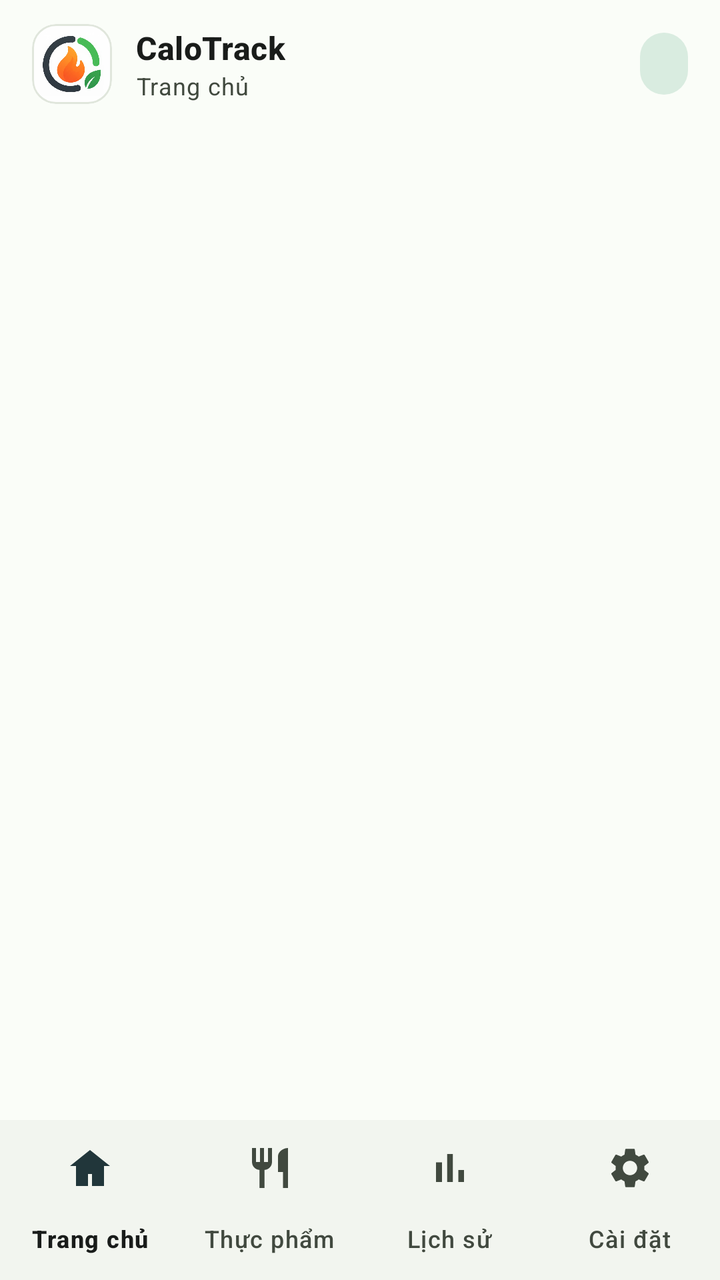
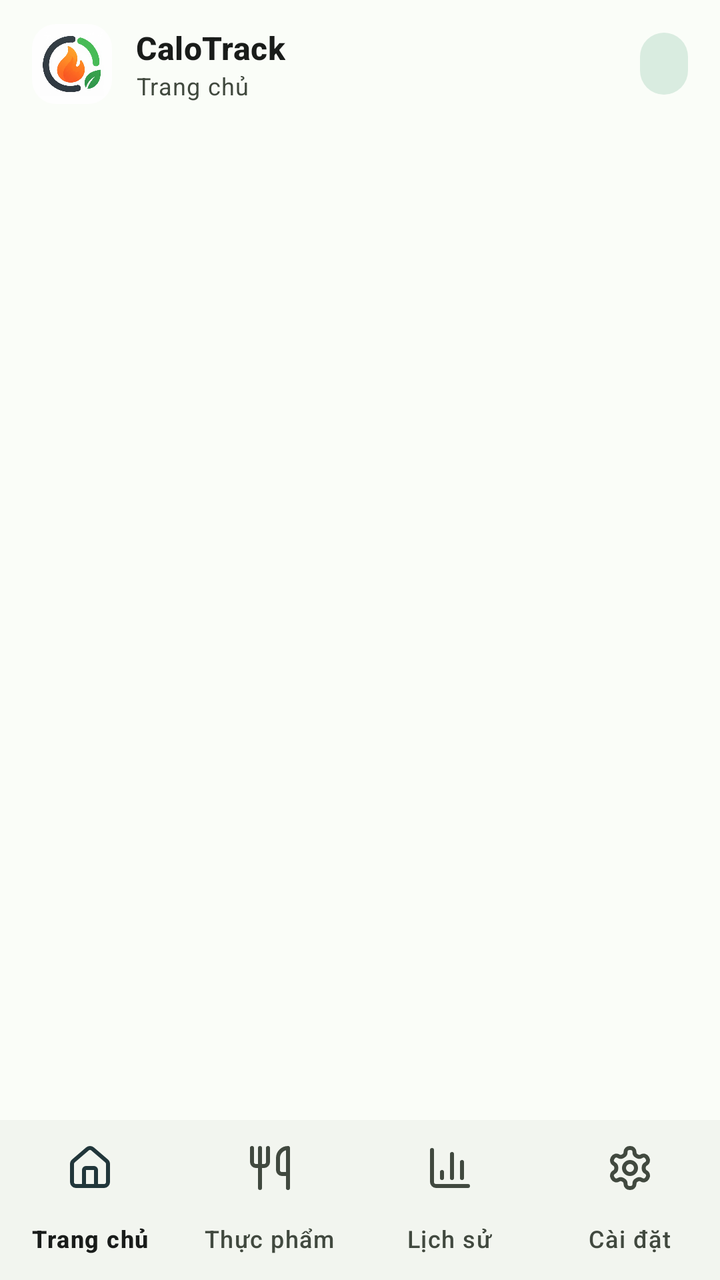

Before-and-after screenshots of an Android layout around one commit, followed by the original layout XML and the change that was made.
<!-- AndroidManifest.xml: application theme Theme.CaloTrack -->
<!-- res/layout/activity_main.xml -->
<?xml version="1.0" encoding="utf-8"?>
<LinearLayout xmlns:android="http://schemas.android.com/apk/res/android"
    xmlns:app="http://schemas.android.com/apk/res-auto"
    android:layout_width="match_parent"
    android:layout_height="match_parent"
    android:background="?attr/colorSurface"
    android:orientation="vertical">

    
    <LinearLayout
        android:layout_width="match_parent"
        android:layout_height="64dp"
        android:gravity="center_vertical"
        android:orientation="horizontal"
        android:paddingStart="@dimen/screen_padding"
        android:paddingEnd="@dimen/screen_padding">

        <com.google.android.material.card.MaterialCardView
            android:layout_width="40dp"
            android:layout_height="40dp"
            app:cardCornerRadius="12dp"
            app:cardElevation="0dp"
            app:strokeColor="?attr/colorOutlineVariant"
            app:strokeWidth="1dp">

            <ImageView
                android:layout_width="match_parent"
                android:layout_height="match_parent"
                android:contentDescription="@string/app_name"
                android:scaleType="centerCrop"
                android:src="@drawable/ic_logo" />
        </com.google.android.material.card.MaterialCardView>

        <LinearLayout
            android:layout_width="0dp"
            android:layout_height="wrap_content"
            android:layout_marginStart="@dimen/space_12"
            android:layout_weight="1"
            android:orientation="vertical">

            <TextView
                android:layout_width="wrap_content"
                android:layout_height="wrap_content"
                android:text="@string/app_name"
                android:textAppearance="?attr/textAppearanceTitleMedium"
                android:textColor="?attr/colorOnSurface"
                android:textStyle="bold" />

            <TextView
                android:id="@+id/tv_header_subtitle"
                android:layout_width="wrap_content"
                android:layout_height="wrap_content"
                android:text="@string/nav_home"
                android:textAppearance="?attr/textAppearanceBodySmall"
                android:textColor="?attr/colorOnSurfaceVariant" />
        </LinearLayout>

        <TextView
            android:id="@+id/tv_header_date"
            android:layout_width="wrap_content"
            android:layout_height="wrap_content"
            android:background="@drawable/bg_date_pill"
            android:paddingStart="@dimen/space_12"
            android:paddingTop="6dp"
            android:paddingEnd="@dimen/space_12"
            android:paddingBottom="6dp"
            android:textAppearance="?attr/textAppearanceLabelLarge"
            android:textColor="?attr/colorOnSecondaryContainer" />
    </LinearLayout>

    <FrameLayout
        android:id="@+id/fragment_container"
        android:layout_width="match_parent"
        android:layout_height="0dp"
        android:layout_weight="1" />

    <com.google.android.material.bottomnavigation.BottomNavigationView
        android:id="@+id/bottom_nav"
        android:layout_width="match_parent"
        android:layout_height="wrap_content"
        app:labelVisibilityMode="labeled"
        app:menu="@menu/bottom_nav_menu" />

</LinearLayout>
<!-- resources referenced by this layout -->
<resources>
  <dimen name="screen_padding">16dp</dimen>
  <dimen name="space_12">12dp</dimen>
  <!-- drawable bg_date_pill (drawable) -->
  <?xml version="1.0" encoding="utf-8"?>
  <shape xmlns:android="http://schemas.android.com/apk/res/android"
      android:shape="rectangle">
      <corners android:radius="999dp" />
      <solid android:color="?attr/colorSecondaryContainer" />
  </shape>
  <!-- drawable ic_logo: png bitmap (drawable-nodpi, 113245 bytes) -->
  <string name="app_name">CaloTrack</string>
  <string name="nav_home">Trang chủ</string>
  <style name="Theme.CaloTrack" parent="Theme.Material3.DayNight.NoActionBar">
          <item name="colorPrimary">@color/proto_primary</item>
          <item name="colorOnPrimary">@color/proto_on_primary</item>
          <item name="colorPrimaryContainer">@color/proto_primary_container</item>
          <item name="colorOnPrimaryContainer">@color/proto_on_primary_container</item>
          <item name="colorSecondaryContainer">@color/proto_secondary_container</item>
          <item name="colorOnSecondaryContainer">@color/proto_on_secondary_container</item>
          <item name="colorSurface">@color/proto_surface</item>
          <item name="colorOnSurface">@color/proto_on_surface</item>
          <item name="colorSurfaceVariant">@color/proto_surface_variant</item>
          <item name="colorOnSurfaceVariant">@color/proto_on_surface_variant</item>
          <item name="colorSurfaceContainer">@color/proto_surface_container</item>
          <item name="colorSurfaceContainerHigh">@color/proto_surface_container_high</item>
          <item name="colorOutline">@color/proto_outline</item>
          <item name="colorOutlineVariant">@color/proto_outline_variant</item>
          <item name="colorError">@color/proto_error</item>
          <item name="colorErrorContainer">@color/proto_error_container</item>
          <item name="android:statusBarColor">?attr/colorSurface</item>
          
          <item name="android:windowLightStatusBar">true</item>
          <item name="android:navigationBarColor">@color/proto_surface_container</item>
          <item name="android:windowLightNavigationBar" tools:targetApi="27">true</item>
          <item name="android:windowBackground">@color/proto_surface</item>
          <item name="bottomNavigationStyle">@style/Widget.CaloTrack.BottomNavigationView</item>
      </style>
  <color name="proto_primary">#1b7a43</color>
  <color name="proto_on_primary">#ffffff</color>
  <color name="proto_primary_container">#c9f2cf</color>
  <color name="proto_on_primary_container">#05421f</color>
  <color name="proto_secondary_container">#d9ece0</color>
  <color name="proto_on_secondary_container">#21363a</color>
  <color name="proto_surface">#fafdf8</color>
  <color name="proto_on_surface">#191c1a</color>
  <color name="proto_surface_variant">#eef2ea</color>
  <color name="proto_on_surface_variant">#41493f</color>
  <color name="proto_surface_container">#f2f5ef</color>
  <color name="proto_surface_container_high">#e9eee5</color>
  <color name="proto_outline">#c7cfc4</color>
  <color name="proto_outline_variant">#e0e6dc</color>
  <color name="proto_error">#ba1a1a</color>
  <color name="proto_error_container">#ffdad6</color>
  <style name="Widget.CaloTrack.BottomNavigationView" parent="Widget.Material3.BottomNavigationView">
          <item name="itemActiveIndicatorStyle">@style/Widget.CaloTrack.BottomNavActiveIndicator</item>
      </style>
  <style name="Widget.CaloTrack.BottomNavActiveIndicator" parent="Widget.Material3.BottomNavigationView.ActiveIndicator">
          <item name="android:color">?attr/colorSecondaryContainer</item>
      </style>
</resources>

<!-- the commit's change to res/layout/activity_main.xml (unified diff, before → after) -->
@@ -20,8 +20,7 @@
             android:layout_height="40dp"
             app:cardCornerRadius="12dp"
             app:cardElevation="0dp"
-            app:strokeColor="?attr/colorOutlineVariant"
-            app:strokeWidth="1dp">
+            app:strokeWidth="0dp">
 
             <ImageView
                 android:layout_width="match_parent"
